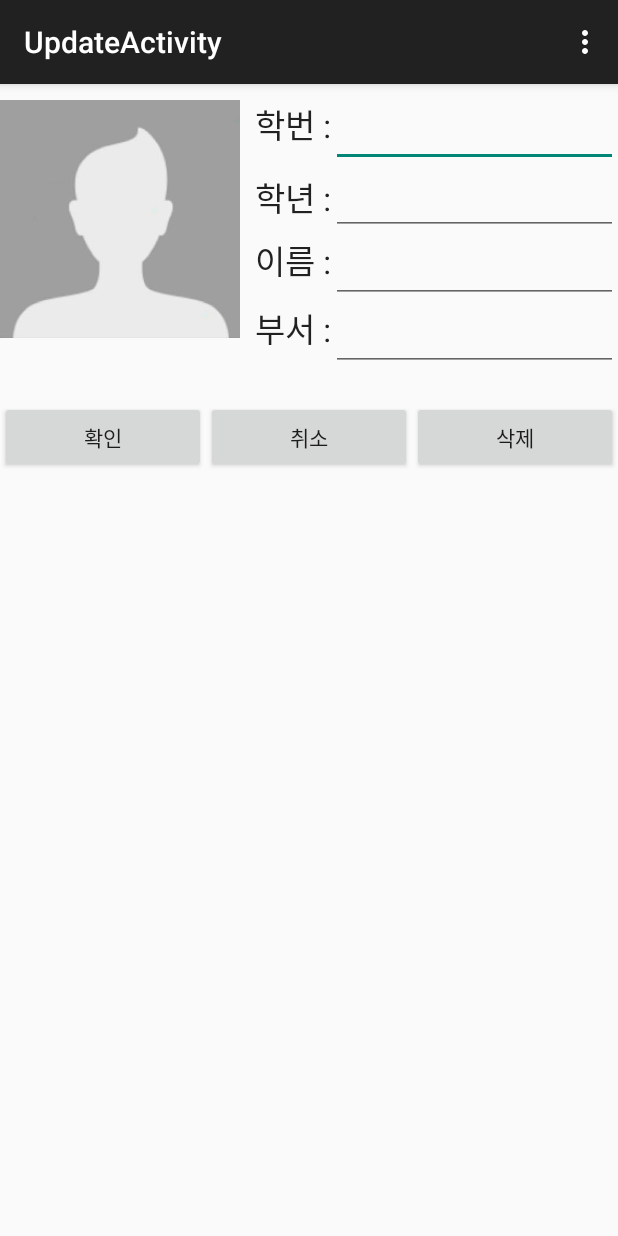
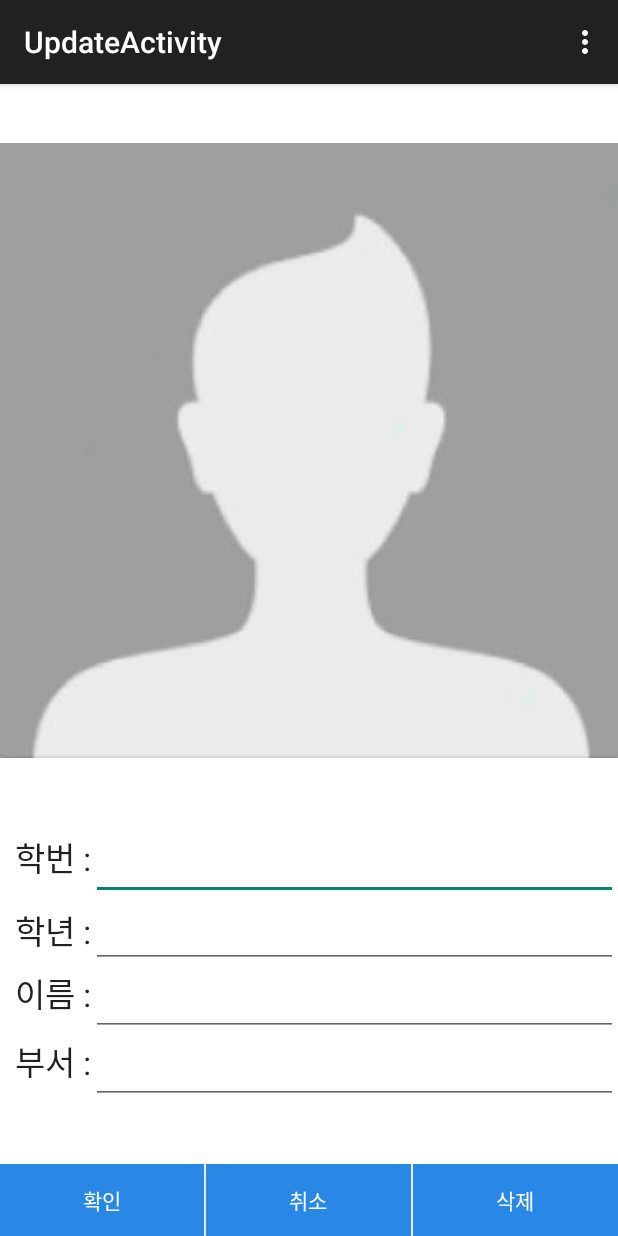
Before and after one commit to eedys1234/Gravity, an Android app: the UpdateActivity screen opened directly, with no data from a screen before it, on a phone screen of 412 x 824 dp. Run offline under Robolectric (Android 15) with nearby library versions, the phone set to English and light mode, and no system bars.

Commit message:
그래비티

```diff
--- a/Gravity/app/src/main/java/com/example/lee/gravity/LogoActivity.java
+++ b/Gravity/app/src/main/java/com/example/lee/gravity/LogoActivity.java
@@ -6,6 +6,7 @@ import android.support.v7.app.AppCompatActivity;
 import android.os.Bundle;
 import android.view.Menu;
 import android.view.MenuItem;
+import android.view.Window;
 
 import java.util.Timer;
 import java.util.TimerTask;
@@ -21,7 +22,7 @@ public class LogoActivity extends AppCompatActivity {
 
             public void run() {
 
-                Intent it  = new Intent(LogoActivity.this, FragActivity.class);
+                Intent it  = new Intent(LogoActivity.this, LoginActivity.class);
                 startActivity(it);
                 finish();
             }
--- a/Gravity/app/src/main/java/com/example/lee/gravity/UpdateActivity.java
+++ b/Gravity/app/src/main/java/com/example/lee/gravity/UpdateActivity.java
@@ -4,8 +4,10 @@ import android.app.ActionBar;
 import android.app.ProgressDialog;
 import android.content.DialogInterface;
 import android.content.Intent;
+import android.media.Image;
 import android.os.AsyncTask;
 import android.preference.DialogPreference;
+import android.provider.MediaStore;
 import android.support.v4.app.FragmentActivity;
 import android.support.v7.app.AlertDialog;
 import android.support.v7.app.AppCompatActivity;
@@ -15,6 +17,7 @@ import android.view.MenuItem;
 import android.view.View;
 import android.widget.Button;
 import android.widget.EditText;
+import android.widget.ImageView;
 import android.widget.ProgressBar;
 import android.widget.TextView;
 import android.widget.Toast;
@@ -38,6 +41,12 @@ import java.util.ArrayList;
 
 public class UpdateActivity extends AppCompatActivity {
 
+
+    private static final int PICK_FROM_CAMERA = 5;
+    private static final int PICK_FROM_ALBUM = 6;
+    private static final int PICK_FROM_CROP = 7;
+
+
     Intent it;
     TextView txtNum;
     TextView txtName;
@@ -54,11 +63,13 @@ public class UpdateActivity extends AppCompatActivity {
     String strName;
     String strGrade;
     String strDepart;
-
+    ImageView imgPicture;
 
     protected void onCreate(Bundle savedInstanceState) {
         super.onCreate(savedInstanceState);
         setContentView(R.layout.activity_update);
+
+        imgPicture = (ImageView)findViewById(R.id.imageView);
         txtNum = (TextView)findViewById(R.id.txtNum);
         txtName = (TextView)findViewById(R.id.txtName);
         txtGrade = (TextView)findViewById(R.id.txtGrade);
@@ -130,6 +141,53 @@ public class UpdateActivity extends AppCompatActivity {
                 .setView(msg).show();
             }
         });
+
+        imgPicture.setOnClickListener(new View.OnClickListener() {
+
+            public void onClick(View v) {
+
+                showPictureDialog();
+
+            }
+        });
+
+    }
+
+    public void showPictureDialog()
+    {
+
+        AlertDialog.Builder builder = new AlertDialog.Builder(this);
+
+        builder.setTitle("사진 선택")
+                .setItems(R.array.picture, new DialogInterface.OnClickListener() {
+
+                    @Override
+                    public void onClick(DialogInterface dialog, int which) {
+
+                        if(which == 0)
+                        {
+                            PhotoActivity();
+                        }
+                        else if(which == 1)
+                        {
+                            AlbumActivity();
+                        }
+                    }
+                }).show();
+    }
+
+    public void PhotoActivity()
+    {
+
+        Intent it = new Intent(MediaStore.ACTION_IMAGE_CAPTURE);
+        startActivityForResult(it, PICK_FROM_CAMERA);
+
+    }
+
+    public void AlbumActivity()
+    {
+        Intent it = new Intent(Intent.ACTION_PICK);
+        startActivityForResult(it, PICK_FROM_ALBUM);
 
     }
 
--- a/Gravity/app/src/main/res/layout/activity_update.xml
+++ b/Gravity/app/src/main/res/layout/activity_update.xml
@@ -2,20 +2,14 @@
 <LinearLayout xmlns:android="http://schemas.android.com/apk/res/android"
     android:orientation="vertical" android:layout_width="match_parent"
     android:layout_height="match_parent"
-    android:weightSum="1">
-
-
-    <LinearLayout
-        android:orientation="horizontal"
-        android:layout_width="match_parent"
-        android:layout_height="wrap_content">
+    android:background="#ffffff">
 
         <ImageView
-            android:layout_width="160dp"
-            android:layout_height="180dp"
+            android:layout_width="match_parent"
+            android:layout_height="match_parent"
             android:id="@+id/imageView"
-            android:adjustViewBounds="true"
-            android:src="@mipmap/user" />
+            android:src="@mipmap/user"
+            android:layout_weight="0.5"/>
 
             <LinearLayout
                 android:orientation="vertical"
@@ -103,36 +97,63 @@
 
                 </LinearLayout>
         </LinearLayout>
-    </LinearLayout>
 
     <LinearLayout
         android:orientation="horizontal"
         android:layout_width="match_parent"
         android:layout_height="wrap_content"
-        android:layout_gravity="right"
-        android:layout_marginTop="20dp"
-        android:layout_weight="0.19">
+        android:layout_marginTop="20dp">
 
-        <Button
+        <LinearLayout
+            android:orientation="horizontal"
             android:layout_width="wrap_content"
             android:layout_height="wrap_content"
+            android:layout_marginTop="20dp"
+            android:layout_weight="0.19"
+            android:background="#ffffff">
+            <Button
+                android:layout_width="match_parent"
+                android:layout_height="match_parent"
                 android:text="@string/strConfirm"
                 android:id="@+id/btnConfirm"
-            android:layout_weight="0.19" />
-
-        <Button
+                android:textColor="#ffffff"
+                android:layout_marginRight="0.25dp"
+                android:background="#2988E6"/>
+        </LinearLayout>
+        <LinearLayout
+            android:orientation="horizontal"
             android:layout_width="wrap_content"
             android:layout_height="wrap_content"
+            android:layout_marginTop="20dp"
+            android:layout_weight="0.19"
+            android:background="#ffffff">
+            <Button
+                android:layout_width="match_parent"
+                android:layout_height="match_parent"
                 android:text="@string/strReset"
                 android:id="@+id/btnReset"
-        android:layout_weight="0.19" />
+                android:layout_marginLeft="0.25dp"
+                android:layout_marginRight="0.25dp"
+                android:textColor="#ffffff"
+                android:background="#2988E6"/>
+        </LinearLayout>
 
-        <Button
+        <LinearLayout
+            android:orientation="horizontal"
             android:layout_width="wrap_content"
             android:layout_height="wrap_content"
+            android:layout_marginTop="20dp"
+            android:layout_weight="0.19"
+            android:background="#ffffff">
+            <Button
+                android:layout_width="match_parent"
+                android:layout_height="match_parent"
                 android:text="@string/strDelete"
                 android:id="@+id/btnDelete"
-            android:layout_weight="0.19" />
+                android:layout_marginLeft="0.25dp"
+                android:textColor="#ffffff"
+                android:background="#2988E6"/>
+        </LinearLayout>
     </LinearLayout>
 
     <ProgressBar
--- a/Gravity/app/src/main/res/layout/activity_view.xml
+++ b/Gravity/app/src/main/res/layout/activity_view.xml
@@ -47,7 +47,4 @@
         android:layout_centerHorizontal="true"
         android:visibility="gone"/>
 
-
-
-
 </RelativeLayout>
--- /dev/null
+++ b/Gravity/app/src/main/res/values/arrays.xml
@@ -0,0 +1,10 @@
+<?xml version="1.0" encoding="utf-8"?>
+<resources>
+    <array name="picture">
+
+        <item>사진</item>
+        <item>앨범</item>
+
+    </array>
+
+</resources>
--- a/Gravity/app/src/main/res/values/strings.xml
+++ b/Gravity/app/src/main/res/values/strings.xml
@@ -1,5 +1,5 @@
 <resources>
-    <string name="app_name">Gravity</string>
+    <string name="app_name">Gravity Management App</string>
 
     <string name="hello_world">Hello world!</string>
     <string name="action_settings">Settings</string>
@@ -18,6 +18,8 @@
     <string name="strDepartment">부서</string>
     <string name="strTotalPeople">총 인원</string>
     <string name="strDelete">삭제</string>
+    <string name="strId">학번</string>
+    <string name="strPassword">비밀번호</string>
 
     <string name="title_activity_view">ViewActivity</string>
     <string name="title_activity_update">UpdateActivity</string>
```
Also changed, not shown: Gravity/app/src/main/AndroidManifest.xml (+9 -3 lines), Gravity/app/src/main/java/com/example/lee/gravity/LoginActivity.java (added, +194 -0 lines), Gravity/app/src/main/java/com/example/lee/gravity/MainActivity.java (+52 -0 lines), Gravity/app/src/main/res/layout/activity_login.xml (added, +123 -0 lines), Gravity/app/src/main/res/layout/activity_main.xml (+32 -7 lines), Gravity/app/src/main/res/layout/student.xml (+5 -20 lines). Lines whose indentation alone changed are shown as unchanged.
